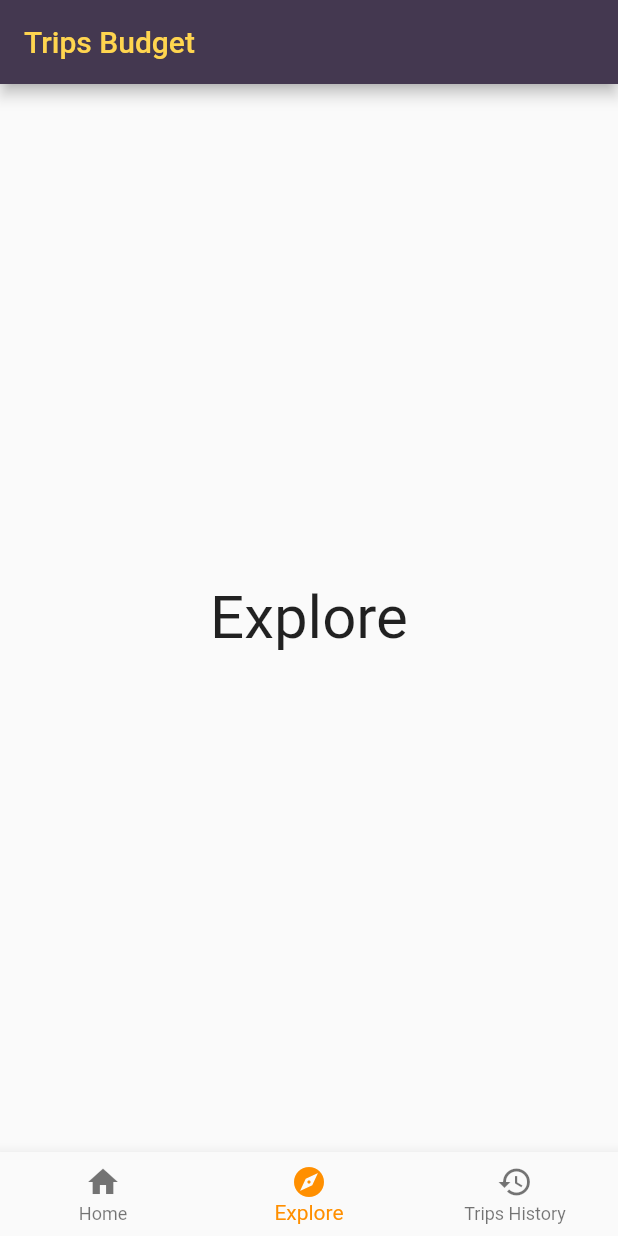
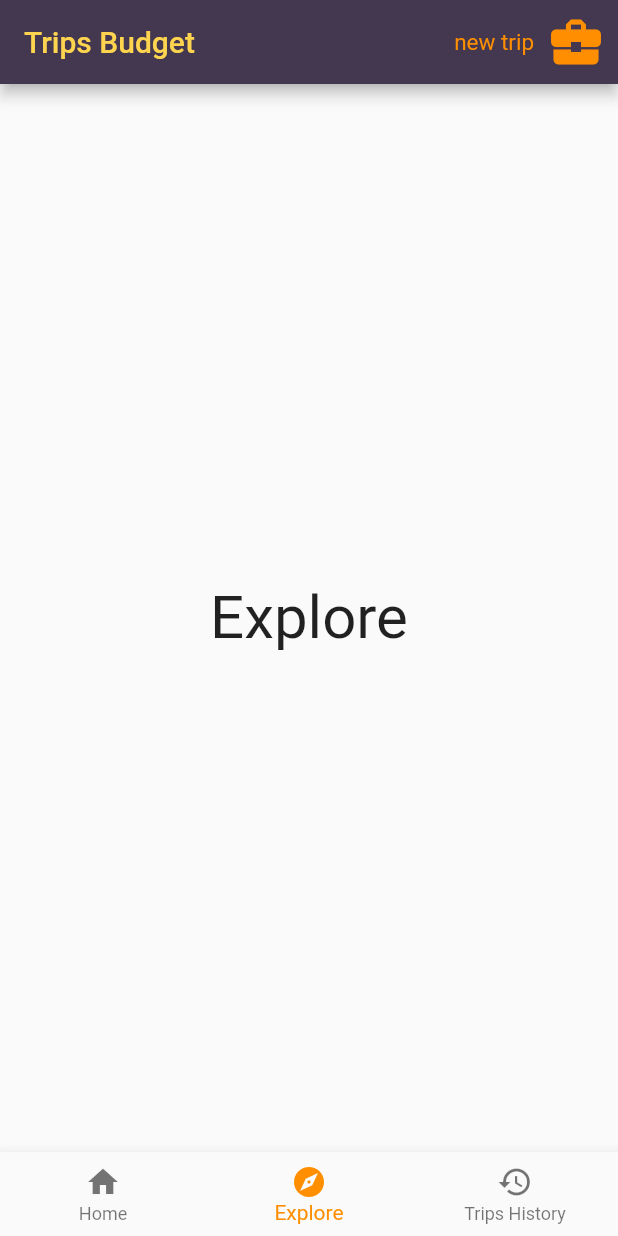
Before and after one commit to humanshado/TripMe, a Flutter app: the screen it shows after launch, item 2 of the bottom bar chosen, on a phone screen of 412 x 824 dp. Run offline on Flutter 3.47's test engine with Material 2 defaults, Android fonts, the phone set to English and light mode, and no system bars.

Commit message:
added navigation to creating new trip. Compeleted title and description screens with direct return to original screen on pressing the cancel button using provider package

```diff
--- a/lib/main.dart
+++ b/lib/main.dart
@@ -1,4 +1,6 @@
 import 'package:flutter/material.dart';
+import 'package:provider/provider.dart';
+import 'package:tripme/providers/navigation_provider.dart';
 import 'package:tripme/screens/landing.dart';
 
 void main() {
@@ -9,7 +11,9 @@ class MyApp extends StatelessWidget {
 
   @override
   Widget build(BuildContext context) {
-    return MaterialApp(
+    return ChangeNotifierProvider(
+        create: (context) => NavigationProvider(),
+        child: MaterialApp(
         title: 'Flutter Demo',
         debugShowCheckedModeBanner: false,
         theme: ThemeData(
@@ -17,6 +21,7 @@ class MyApp extends StatelessWidget {
           visualDensity: VisualDensity.adaptivePlatformDensity,
         ),
         home: Landing(),
+      ),
     );
   }
 }
--- /dev/null
+++ b/lib/models/trip_model.dart
@@ -0,0 +1,29 @@
+//import 'package:flutter/material.dart';
+
+class Trip {
+    String title;
+    String description;
+    String takeofLocation;
+    String destinationLocation;
+    DateTime startDate;
+    DateTime endDate;
+    double budget;
+    String travelMode;
+    DateTime createdAt;
+    String status;
+    String notes;
+
+  Trip({
+    this.title,
+    this.description,
+    this.takeofLocation,
+    this.destinationLocation,
+    this.startDate,
+    this.endDate,
+    this.budget,
+    this.travelMode,
+    this.createdAt,
+    this.status,
+    this.notes});
+
+}
--- /dev/null
+++ b/lib/providers/navigation_provider.dart
@@ -0,0 +1,13 @@
+import 'package:flutter/material.dart';
+
+class NavigationProvider extends ChangeNotifier {
+  int _originIndex;
+
+  int get originIndex => _originIndex;
+
+  set originIndex(newIndex){
+    _originIndex = newIndex;
+    notifyListeners();
+  }
+
+}
--- a/lib/screens/home.dart
+++ b/lib/screens/home.dart
@@ -1,10 +1,49 @@
 import 'package:flutter/material.dart';
+import 'package:tripme/models/trip_model.dart';
 
 class Home extends StatelessWidget {
+  final List<Trip> tripsList = [
+    Trip(title: "Weekend Gateway to Montreal", startDate: DateTime.now(), endDate: DateTime.now().add(Duration(days: 14)), budget: 150.0, travelMode: "Car"),
+    Trip(title: "Family Visit to Zaria", startDate: DateTime.now(), endDate: DateTime.now().add(Duration(days: 21)), budget: 400.0, travelMode: "Flight"),
+    Trip(title: "Honeymoon in Maldives", startDate: DateTime.now(), endDate: DateTime.now().add(Duration(days: 30)), budget: 880.0, travelMode: "Flight"),
+    Trip(title: "Project Meeting in Amsterdam", startDate: DateTime.now(), endDate: DateTime.now().add(Duration(days: 5)), budget: 230.0, travelMode: "Train"),
+    Trip(title: "Climate Change Conference in Kyoto", startDate: DateTime.now(), endDate: DateTime.now().add(Duration(days: 8)), budget: 370.0, travelMode: "Flight"),
+  ];
+
   @override
   Widget build(BuildContext context) {
     return Container(
-      child: Center(child: Text('Home', style: TextStyle(fontSize: 40),)),
+      child: ListView.builder(
+        itemCount: tripsList.length,
+        itemBuilder: (context, int index) => _buildTripCard(context, index),
+        ),
     );
   }
+
+  Widget _buildTripCard(context, index){
+    final trip = tripsList[index];
+    return Container(
+        child: Padding(
+          padding: const EdgeInsets.all(8.0),
+          child: Card(
+            elevation: 0.0,
+            child: Padding(
+              padding: const EdgeInsets.symmetric(vertical: 8.0, horizontal: 16.0),
+              child: Column(
+                crossAxisAlignment: CrossAxisAlignment.start,
+                children:<Widget>[
+                  Text(trip.title, style: TextStyle(fontSize: 18.0, fontWeight: FontWeight.bold)),
+                  SizedBox(height: 12.0),
+                  Text(trip.startDate.toIso8601String().toString()),
+                  Text(trip.endDate.toIso8601String().toString()),
+                  Text(trip.budget.toString()),
+                  Text(trip.travelMode),
+                ],
+              ),
+            ),
+          ),
+        ),
+    );
+  }
+
 }
--- a/lib/screens/landing.dart
+++ b/lib/screens/landing.dart
@@ -1,6 +1,10 @@
 import 'package:flutter/material.dart';
+import 'package:provider/provider.dart';
+import 'package:tripme/models/trip_model.dart';
+import 'package:tripme/providers/navigation_provider.dart';
 import 'package:tripme/screens/explore.dart';
 import 'package:tripme/screens/home.dart';
+import 'package:tripme/screens/new_trip/title.dart';
 import 'package:tripme/screens/trips_history.dart';
 import 'package:tripme/utils/constants.dart';
 
@@ -18,18 +22,37 @@ class _LandingState extends State<Landing> {
     TripsHistory(),
   ];
 
-  void _onItemTapped(int index){
-    setState(() {
-      _currentScreenIndex = index;
-    });
-  }
-
   @override
   Widget build(BuildContext context) {
+    Trip trip = Trip();
+    NavigationProvider navProvider = Provider.of<NavigationProvider>(context);
+
+    _navigateAndReturnToOrigin(context, trip) async {
+      navProvider.originIndex = _currentScreenIndex;
+      await Navigator.push(context, MaterialPageRoute(
+            builder: (context) => NewTripTitle(trip: trip))
+      );
+       _currentScreenIndex = navProvider.originIndex;
+    }
+
     return Scaffold(
       appBar: AppBar(
         title: Text('Trips Budget', style: TextStyle(color: Colors.amber[300])),
         backgroundColor: AppColors.violetColor,
+        actions: <Widget>[
+          Row(
+            mainAxisSize: MainAxisSize.min,
+            children: <Widget>[
+              Text("new trip", style: TextStyle(fontSize: 15, color: Colors.amber[800]),),
+              IconButton(
+                color: Colors.amber[800],
+                iconSize: 40,
+                icon: Icon(Icons.business_center),
+                onPressed: (){_navigateAndReturnToOrigin(context, trip);},
+              ),
+            ],
+          ),
+        ],
       ),
       body: _screens[_currentScreenIndex],
       bottomNavigationBar: BottomNavigationBar(
@@ -41,7 +64,9 @@ class _LandingState extends State<Landing> {
           //BottomNavigationBarItem(icon: Icon(Icons.search), title: Text('Search')),
         ],
         selectedItemColor: Colors.amber[800],
-        onTap: _onItemTapped,
+        onTap: (int index){
+          setState(() => _currentScreenIndex = index);
+        },
       ),
     );
   }
--- /dev/null
+++ b/lib/screens/new_trip/location.dart
@@ -0,0 +1,28 @@
+import 'package:flutter/material.dart';
+import 'package:tripme/models/trip_model.dart';
+
+class NewTripLocation extends StatelessWidget {
+  final Trip trip;
+  NewTripLocation({Key key, @required this.trip}) : super(key: key);
+
+  @override
+  Widget build(BuildContext context) {
+    TextEditingController _locationController = TextEditingController(text: trip.title);
+
+    return Scaffold(
+       appBar: AppBar(
+         title: Text('Create a Trip'),
+       ),
+       body: Column(
+         mainAxisAlignment: MainAxisAlignment.center,
+         children: <Widget>[
+           Text("Enter title of your trip"),
+           Padding(
+             padding: const EdgeInsets.all(40.0),
+             child: TextField(),
+           ),
+         ],
+       ),
+    );
+  }
+}
--- a/pubspec.yaml
+++ b/pubspec.yaml
@@ -28,6 +28,7 @@ dependencies:
   # The following adds the Cupertino Icons font to your application.
   # Use with the CupertinoIcons class for iOS style icons.
   cupertino_icons: ^0.1.3
+  provider: ^4.1.2
 
 dev_dependencies:
   flutter_test:
```
Also changed, not shown: lib/screens/new_trip/description.dart (added, +67 -0 lines), lib/screens/new_trip/title.dart (added, +61 -0 lines), lib/screens/new_trip/budget.dart (added), lib/screens/new_trip/dates.dart (added), pubspec.lock. Lines whose indentation alone changed are shown as unchanged.
